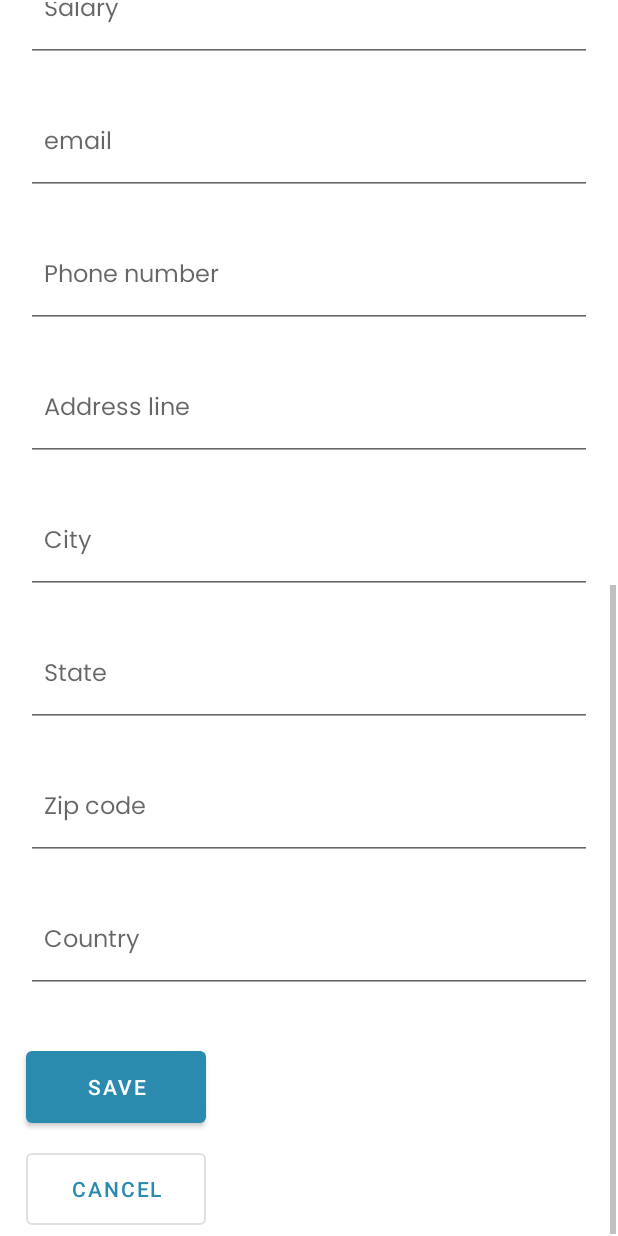
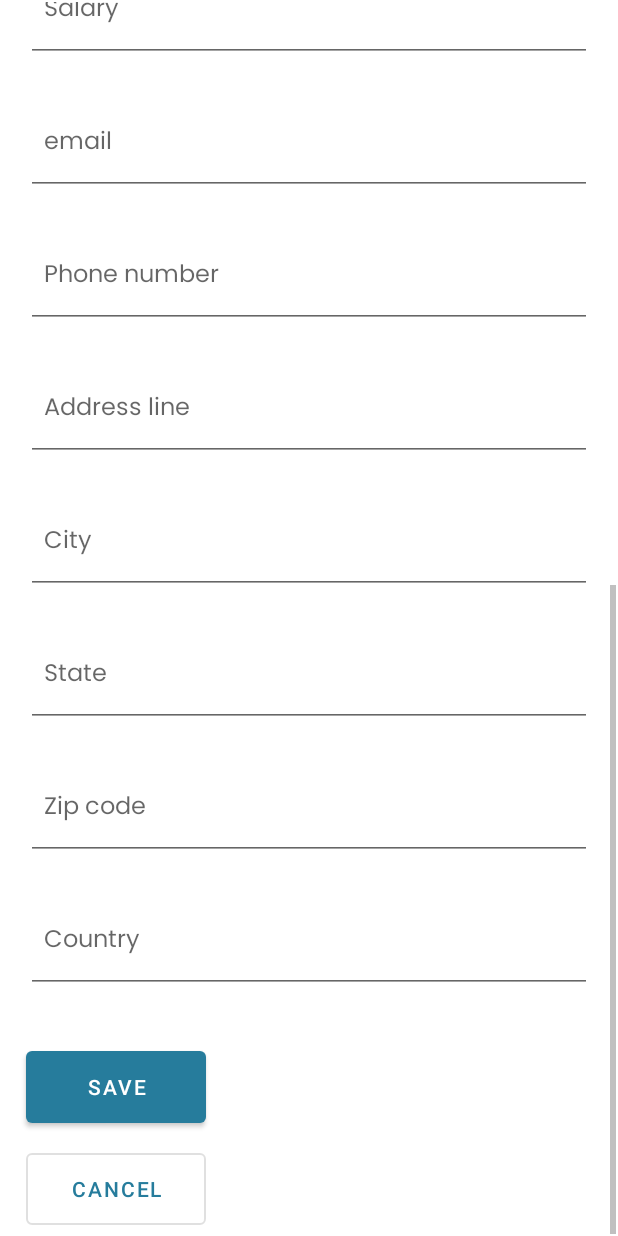
Before and after one commit to florscolari/EmployeeAppProject, an Android app: the AddEmployeeFragment screen opened through its navigation route, scrolled down 738 dp, on a phone screen of 412 x 824 dp. Run offline under Robolectric (Android 15) with nearby library versions, the phone set to English and light mode, and no system bars; our stand-ins replace Room's generated code, data binding; Roboto replaces fonts that are not available here.

Commit message:
UPDATED color for contrast check

```diff
--- a/app/src/main/res/layout/fragment_add_employee.xml
+++ b/app/src/main/res/layout/fragment_add_employee.xml
@@ -368,7 +368,7 @@
             android:fontFamily="@font/poppins_regular"
             android:gravity="top"
             android:hint="@string/enter_phone_number"
-            android:inputType="number"
+            android:inputType="phone"
             app:counterEnabled="true"
             app:counterMaxLength="10"
             android:padding="12dp"
--- a/app/src/main/res/layout/fragment_edit_employee.xml
+++ b/app/src/main/res/layout/fragment_edit_employee.xml
@@ -368,7 +368,7 @@
                 android:fontFamily="@font/poppins_regular"
                 android:gravity="top"
                 android:hint="@string/enter_phone_number"
-                android:inputType="number"
+                android:inputType="phone"
                 app:counterEnabled="true"
                 app:counterMaxLength="10"
                 android:padding="12dp"
--- a/app/src/main/res/values/colors.xml
+++ b/app/src/main/res/values/colors.xml
@@ -7,7 +7,7 @@
     <color name="pink">#F88379</color>
     <color name="red">#c13b34</color>
     <color name="blue">#265c78</color>
-    <color name="blueVariant">#2b8baf</color>
+    <color name="blueVariant">#267C9C</color>
 
     <!--bg colors for toast component -->
     <color name="toast_red">#c0392b</color>
```
